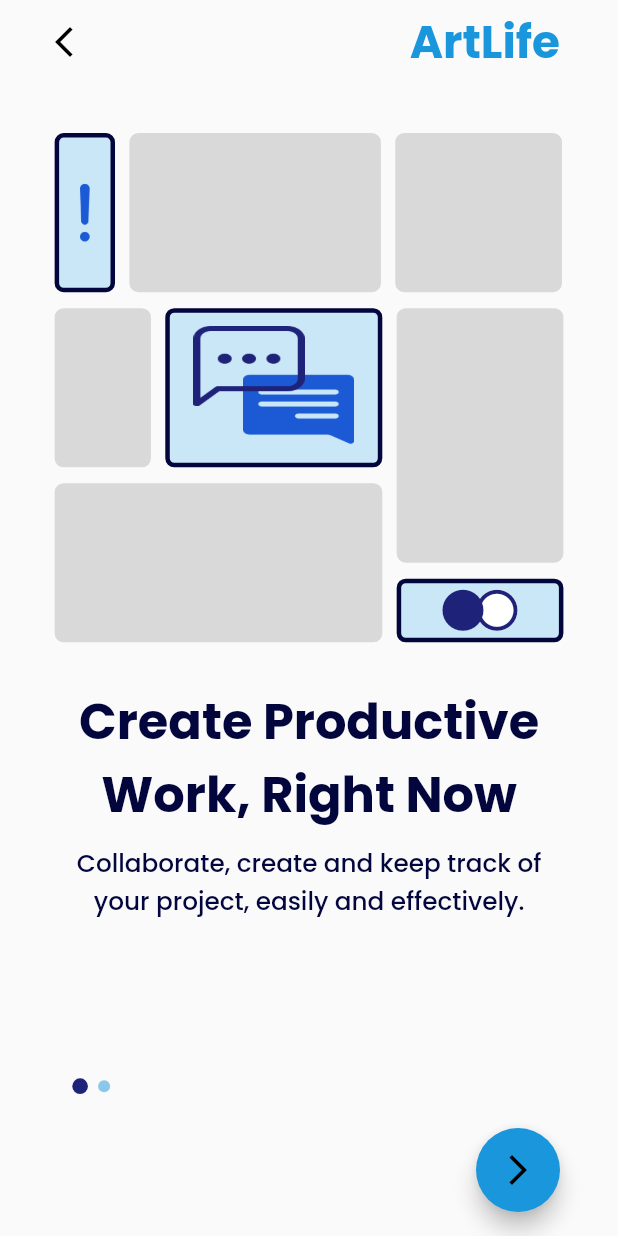
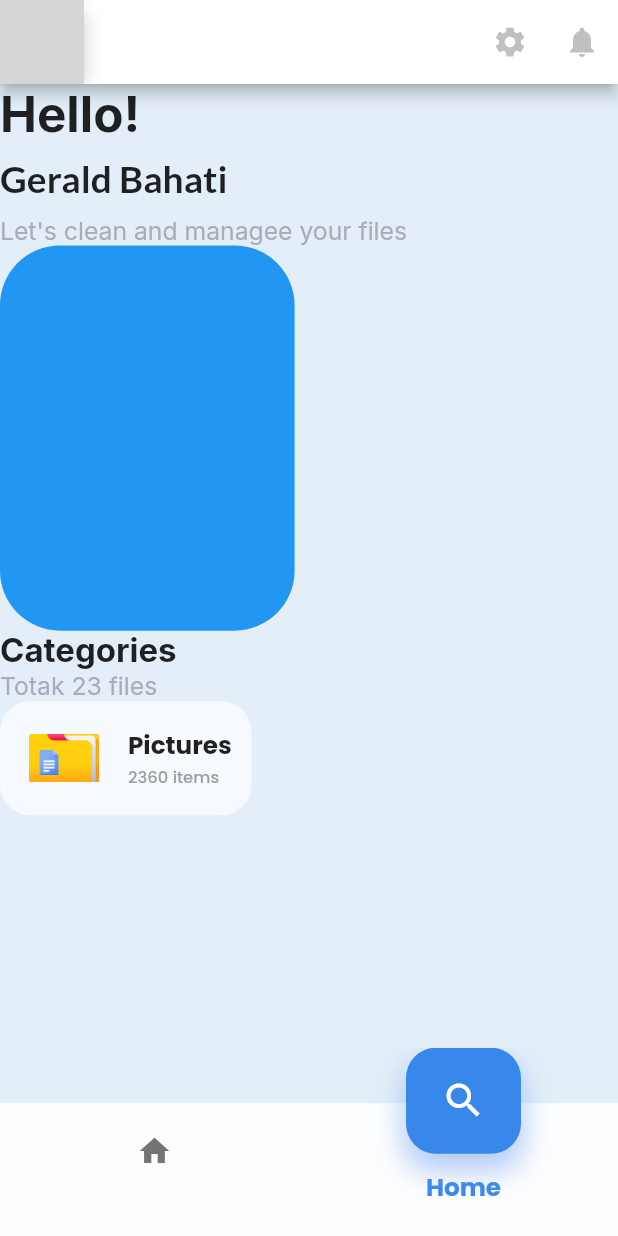
Before and after one commit to geraldbahati/project-unbowed, a Flutter app: the screen it shows after launch, on a phone screen of 412 x 824 dp. Run offline on Flutter 3.47's test engine with Material 2 defaults, Android fonts, the phone set to English and light mode, and no system bars; drawn by our look-alikes of smooth_page_indicator; our stand-ins replace google_fonts, sizer; network calls fail; grey boxes are pictures that could not be loaded.

Commit message:
Bottom navigation bar

```diff
--- a/frontend/mobile-app/unbowed_flutter/lib/main.dart
+++ b/frontend/mobile-app/unbowed_flutter/lib/main.dart
@@ -4,8 +4,10 @@ import 'package:unbowed_flutter/presentation/animations/exclamation.dart';
 import 'package:unbowed_flutter/presentation/animations/slide_in.dart';
 import 'package:unbowed_flutter/presentation/styles/theme.dart';
 import 'package:unbowed_flutter/presentation/views/chat_pages/chatroom.dart';
+import 'package:unbowed_flutter/presentation/views/home_pages/home_screen.dart';
 import 'package:unbowed_flutter/presentation/views/landing_pages/landing2.dart';
 import 'package:unbowed_flutter/presentation/views/landing_pages/landing_page_view.dart';
+import 'package:unbowed_flutter/presentation/widgets/containers/profile_box.dart';
 import 'presentation/router/my_routes.dart';
 import 'presentation/views/landing_pages/landing1.dart';
 
@@ -40,8 +42,8 @@ class _MyAppState extends State<MyApp> {
               darkTheme: darkTheme,
 
               // onGenerateRoute: _appRouter.onGenerateRoute,
-              home: const LandingView(),
-              // home: ChatRoomView(),
+              // home: const LandingView(),
+              home: HomeView(),
             ));
   }
 }
--- /dev/null
+++ b/frontend/mobile-app/unbowed_flutter/lib/presentation/animations/controlled_slide_in.dart
@@ -0,0 +1,70 @@
+import 'package:flutter/material.dart';
+
+class ControlledSlideInAnimation extends StatefulWidget {
+  final AnimationController animationController;
+  final Offset start;
+  final Offset end;
+  final bool isDiplayed;
+
+  final Widget child;
+  const ControlledSlideInAnimation({
+    super.key,
+    required this.animationController,
+    this.start = Offset.zero,
+    this.end = Offset.zero,
+    this.isDiplayed = false,
+    required this.child,
+  });
+
+  @override
+  State<ControlledSlideInAnimation> createState() =>
+      _ControlledSlideInAnimationState();
+}
+
+class _ControlledSlideInAnimationState
+    extends State<ControlledSlideInAnimation> {
+  late final Animation<Offset> _offsetAnimation;
+  late final Animation<double> _opacityAnimation;
+
+  @override
+  void initState() {
+    // TODO: implement initState
+    super.initState();
+
+    //_____________opacity animation_____________
+    _opacityAnimation = Tween<double>(
+      begin: 0,
+      end: 1,
+    ).animate(widget.animationController);
+    //_____________opacity animation_____________
+
+    //_____________slide animation_____________
+    final Tween<Offset> slideTween = Tween<Offset>(
+      begin: widget.start,
+      end: widget.end,
+    );
+
+    final CurvedAnimation curvedAnimation = CurvedAnimation(
+      parent: widget.animationController,
+      curve: Curves.easeIn,
+    );
+
+    _offsetAnimation = slideTween.animate(curvedAnimation);
+    //_____________slide animation_____________
+  }
+
+  @override
+  Widget build(BuildContext context) {
+    return AnimatedBuilder(
+      animation: widget.animationController,
+      builder: (context, child) => Opacity(
+        opacity: _opacityAnimation.value,
+        child: Transform.translate(
+          offset: _offsetAnimation.value,
+          child: child,
+        ),
+      ),
+      child: widget.child,
+    );
+  }
+}
--- a/frontend/mobile-app/unbowed_flutter/lib/presentation/animations/slide_in.dart
+++ b/frontend/mobile-app/unbowed_flutter/lib/presentation/animations/slide_in.dart
@@ -67,12 +67,7 @@ class _SlideInAnimationState extends State<SlideInAnimation>
 
     final Tween<double> opacityTween = Tween<double>(begin: 0.0, end: 1.0);
 
-    final CurvedAnimation opacityCurve = CurvedAnimation(
-      parent: _animationController,
-      curve: Curves.bounceOut,
-    );
-
-    _opacityAnimation = opacityTween.animate(opacityCurve);
+    _opacityAnimation = opacityTween.animate(_animationController);
 
     final Tween<Alignment> tween = Tween<Alignment>(
       begin: widget.initialPosition,
--- a/frontend/mobile-app/unbowed_flutter/lib/presentation/constants.dart
+++ b/frontend/mobile-app/unbowed_flutter/lib/presentation/constants.dart
@@ -3,5 +3,6 @@
 const exclamationIcon = 'assets/icons/alert.png';
 const chatIcon = 'assets/icons/chat.png';
 const commentIcon = 'assets/icons/comment.png';
-
+const folderIcon = 'assets/icons/folder-2.png';
+const googleDocsIcon = 'assets/icons/google-docs.png';
 // images
--- a/frontend/mobile-app/unbowed_flutter/lib/presentation/styles/text_styling.dart
+++ b/frontend/mobile-app/unbowed_flutter/lib/presentation/styles/text_styling.dart
@@ -20,3 +20,23 @@ final contextTextStyle = GoogleFonts.poppins(
   fontSize: 12.sp,
   fontWeight: FontWeight.w500,
 );
+
+final helloTextStyle = GoogleFonts.inter(
+  fontSize: 24.sp,
+  fontWeight: FontWeight.bold,
+);
+
+final homeNameTextStyle = GoogleFonts.lato(
+  fontSize: 18.sp,
+  fontWeight: FontWeight.w600,
+);
+
+final detailTextStyle = GoogleFonts.inter(
+  fontSize: 12.sp,
+  color: const Color.fromRGBO(169, 172, 187, 100),
+);
+
+final subTextStyle = GoogleFonts.inter(
+  fontSize: 16.sp,
+  fontWeight: FontWeight.bold,
+);
--- /dev/null
+++ b/frontend/mobile-app/unbowed_flutter/lib/presentation/views/home_pages/home_screen.dart
@@ -0,0 +1,91 @@
+import 'package:flutter/material.dart';
+import 'package:sizer/sizer.dart';
+import 'package:unbowed_flutter/presentation/styles/text_styling.dart';
+
+import '../../widgets/containers/bottom_navigation_bar.dart';
+import '../../widgets/containers/folder_container.dart';
+import '../../widgets/containers/profile_box.dart';
+import '../../widgets/containers/qiuck_nav_container.dart';
+
+class HomeView extends StatelessWidget {
+  const HomeView({super.key});
+
+  @override
+  Widget build(BuildContext context) {
+    return Scaffold(
+      backgroundColor: Color.fromRGBO(228, 238, 248, 1),
+
+      // appbar
+      appBar: AppBar(
+        // settings, notification icons
+        actions: [
+          IconButton(
+            onPressed: () {},
+            icon: const Icon(Icons.settings),
+          ),
+          IconButton(
+            onPressed: () {},
+            icon: const Icon(Icons.notifications),
+          ),
+        ],
+
+        // profile picture
+        leading: const ProfileBox(
+          size: 60,
+          isBox: true,
+          // imageUrl: 'https://i.imgur.com/BoN9kdC.png',
+        ),
+      ),
+
+      // body
+      body: Column(
+        mainAxisAlignment: MainAxisAlignment.start,
+        crossAxisAlignment: CrossAxisAlignment.start,
+        children: [
+          // welcome texts
+          Text(
+            "Hello!",
+            style: helloTextStyle,
+          ),
+
+          SizedBox(
+            height: 1.073.h,
+          ),
+          Text(
+            "Gerald Bahati",
+            style: homeNameTextStyle,
+          ),
+
+          SizedBox(
+            height: 1.073.h,
+          ),
+
+          Text(
+            "Let's clean and managee your files",
+            style: detailTextStyle,
+          ),
+
+          // quick nav containers
+
+          QuickNavContainer(),
+
+          // categories
+          Text(
+            "Categories",
+            style: subTextStyle,
+          ),
+
+          Text(
+            "Totak 23 files",
+            style: detailTextStyle,
+          ),
+
+          // categories list
+          FolderContainer(),
+        ],
+      ),
+
+      bottomNavigationBar: CustomBottomNavigationBar(),
+    );
+  }
+}
--- /dev/null
+++ b/frontend/mobile-app/unbowed_flutter/lib/presentation/widgets/containers/bottom_navigation_bar.dart
@@ -0,0 +1,263 @@
+import 'package:flutter/material.dart';
+import 'package:sizer/sizer.dart';
+
+import '../../animations/controlled_slide_in.dart';
+
+class CustomBottomNavigationBar extends StatefulWidget {
+  const CustomBottomNavigationBar({Key? key}) : super(key: key);
+
+  @override
+  State<CustomBottomNavigationBar> createState() =>
+      _CustomBottomNavigationBarState();
+}
+
+class _CustomBottomNavigationBarState extends State<CustomBottomNavigationBar>
+    with TickerProviderStateMixin {
+  late final AnimationController _selectedController;
+  late final AnimationController _unselectedController;
+
+  late int _selectedIndex;
+  late int _previousIndex;
+  double _iconOpacity = 0;
+  bool _isFirstTime = true;
+  final double _textOpacity = 0;
+
+  final List<IconData> icons = [
+    Icons.home,
+    Icons.search,
+    // Icons.add,
+    // Icons.notifications,
+    // Icons.person,
+  ];
+
+  @override
+  void initState() {
+    super.initState();
+
+    _selectedController = AnimationController(
+      vsync: this,
+      duration: const Duration(milliseconds: 300),
+    );
+
+    _unselectedController = AnimationController(
+      vsync: this,
+      duration: const Duration(milliseconds: 300),
+    );
+
+    final int index = icons.length ~/ 2;
+    _selectedIndex = index;
+    _previousIndex = index;
+  }
+
+  @override
+  void dispose() {
+    _selectedController.dispose();
+    _unselectedController.dispose();
+    super.dispose();
+  }
+
+  @override
+  Widget build(BuildContext context) {
+    return Stack(
+      alignment: Alignment.bottomCenter,
+      children: [
+        // Background
+        SizedBox(
+          height: 15.2360515.h,
+          width: double.infinity,
+        ),
+        Container(
+          height: 10.73.h,
+          width: double.infinity,
+          decoration: const BoxDecoration(
+            color: Color.fromRGBO(255, 255, 255, 0.67),
+          ),
+          child: ListView.builder(
+            scrollDirection: Axis.horizontal,
+            itemCount: icons.length,
+            itemBuilder: (context, index) {
+              return SizedBox(
+                width: MediaQuery.of(context).size.width / icons.length,
+                child: GestureDetector(
+                  onTap: () {
+                    if (_selectedIndex != index) {
+                      _onItemTapped(index, _selectedIndex);
+                    }
+                  },
+                  child: Container(
+                    color: Colors.white.withOpacity(0.67),
+                    child: Column(
+                      mainAxisAlignment: MainAxisAlignment.center,
+                      crossAxisAlignment: CrossAxisAlignment.center,
+                      children: [
+                        _buildIcon(index), // Display the icon
+                        _buildText(index), // Display the text
+                      ],
+                    ),
+                  ),
+                ),
+              );
+            },
+          ),
+        ),
+        // Active container
+        AnimatedPositioned(
+          // curve: Curves.easeIn,
+          duration: const Duration(milliseconds: 300),
+          bottom: 6.65606515.h,
+          left: _activePosition(_selectedIndex),
+          child: Container(
+              width: 18.60.w,
+              height: 8.58.h,
+              decoration: BoxDecoration(
+                color: const Color.fromRGBO(56, 136, 235, 1),
+                borderRadius: BorderRadius.circular(20),
+                boxShadow: const [
+                  BoxShadow(
+                    color: Color.fromRGBO(133, 172, 244, 0.6),
+                    spreadRadius: 2,
+                    blurRadius: 16,
+                    offset: Offset(0, 10),
+                  ),
+                ],
+              ),
+              child: _buildContainerIcon(_selectedIndex)),
+        ),
+      ],
+    );
+  }
+
+  Widget _buildIcon(int index) {
+    if (_selectedIndex == index) {
+      // Selected icon
+      return Opacity(
+        opacity: _iconOpacity,
+        child: Icon(
+          icons[index],
+          color: const Color.fromRGBO(0, 0, 0, 0.54),
+        ),
+      );
+    } else if (index == _previousIndex) {
+      // Unselected icon
+      return ControlledSlideInAnimation(
+        animationController: _unselectedController,
+        start: const Offset(0, -30),
+        child: Icon(
+          icons[index],
+          color: const Color.fromRGBO(0, 0, 0, 0.54),
+        ),
+      );
+    } else {
+      // Inactive icon
+      return Icon(
+        icons[index],
+        color: const Color.fromRGBO(0, 0, 0, 0.54),
+      );
+    }
+  }
+
+  Widget _buildText(int index) {
+    if (_selectedIndex == index) {
+      if (_isFirstTime) {
+        // Selected text (first time)
+        return Text(
+          "Home",
+          style: TextStyle(
+            fontFamily: "Poppins",
+            fontWeight: FontWeight.bold,
+            fontSize: 12.sp,
+            color: const Color.fromRGBO(56, 136, 235, 1),
+          ),
+        );
+      } else {
+        // Selected text
+        return ControlledSlideInAnimation(
+          animationController: _selectedController,
+          start: const Offset(0, 30),
+          child: Text(
+            "Home",
+            style: TextStyle(
+              fontFamily: "Poppins",
+              fontWeight: FontWeight.bold,
+              fontSize: 12.sp,
+              color: const Color.fromRGBO(56, 136, 235, 1),
+            ),
+          ),
+        );
+      }
+    } else {
+      // Inactive text
+      return Opacity(
+        opacity: _textOpacity,
+        child: Text(
+          "Home",
+          style: TextStyle(
+            fontFamily: "Poppins",
+            fontWeight: FontWeight.bold,
+            fontSize: 12.sp,
+            color: const Color.fromRGBO(56, 136, 235, 1),
+          ),
+        ),
+      );
+    }
+  }
+
+  Widget _buildContainerIcon(int index) {
+    if (_selectedIndex == index) {
+      if (_isFirstTime) {
+        // Selected text (first time)
+        return Icon(
+          icons[_selectedIndex],
+          size: 3.65.h,
+          color: Colors.white,
+        );
+      } else {
+        // Selected text
+        return ControlledSlideInAnimation(
+          animationController: _unselectedController,
+          start: const Offset(0, 30),
+          child: Icon(
+            icons[_selectedIndex],
+            size: 3.65.h,
+            color: Colors.white,
+          ),
+        );
+      }
+    } else {
+      // Inactive text
+      return Container();
+    }
+  }
+
+  void _onItemTapped(int index, int previousIndex) {
+    _onItemUnselected(previousIndex);
+
+    setState(() {
+      _selectedIndex = index;
+      _iconOpacity = 0;
+      _isFirstTime = false;
+    });
+
+    _selectedController.forward();
+
+    _unselectedController.forward();
+  }
+
+  void _onItemUnselected(int index) {
+    _unselectedController.reset();
+    _selectedController.reset();
+
+    setState(() {
+      _previousIndex = index;
+    });
+
+    _unselectedController.forward();
+  }
+
+  double _activePosition(int index) {
+    var width = MediaQuery.of(context).size.width;
+
+    return ((width / icons.length) * index) +
+        ((width / icons.length) / 2.0 - 18.60.w / 2.0);
+  }
+}
--- a/frontend/mobile-app/unbowed_flutter/lib/presentation/widgets/containers/chat_container.dart
+++ b/frontend/mobile-app/unbowed_flutter/lib/presentation/widgets/containers/chat_container.dart
@@ -1,4 +1,5 @@
 import 'package:flutter/material.dart';
+import 'package:google_fonts/google_fonts.dart';
 
 class ChatContainer extends StatelessWidget {
   const ChatContainer({super.key});
@@ -22,9 +23,9 @@ class ChatContainer extends StatelessWidget {
                     padding: const EdgeInsets.only(left: 10),
                     child: Text(
                       "YourMudderDaHane",
-                      style: TextStyle(
+                      style: GoogleFonts.montserrat(
                         color: Color.fromRGBO(105, 105, 106, 1),
-                        fontSize: 17,
+                        fontSize: 14,
                         fontWeight: FontWeight.w600,
                       ),
                       textAlign: TextAlign.left,
@@ -43,11 +44,12 @@ class ChatContainer extends StatelessWidget {
                     child: Text(
                       // "t is a long established fact that a reader will be distracted by the ",
                       // "guugidhsoi dsihgo",
-                      // "My name is gerald bahati",
-                      "Lorem Ipsum is simply dummy text of the printing and typesetting industry. Lorem Ipsum has been the industry's standard dummy text ever since the 1500s, when an unknown printer took a galley of type and scrambled it to make a type specimen book. It has survived not only five centuries, but also the leap into electronic typesetting, remaining essentially unchanged. It was popularised in the 1960s with the release of Letraset sheets containing Lorem Ipsum passages, and more recently with desktop publishing software like Aldus PageMaker including versions of Lorem Ipsum.",
-                      style: TextStyle(
+                      "My name is gerald bahati",
+                      // "Dq has a small wiener",
+                      // "Lorem Ipsum is simply dummy text of the printing and typesetting industry. Lorem Ipsum has been the industry's standard dummy text ever since the 1500s, when an unknown printer took a galley of type and scrambled it to make a type specimen book. It has survived not only five centuries, but also the leap into electronic typesetting, remaining essentially unchanged. It was popularised in the 1960s with the release of Letraset sheets containing Lorem Ipsum passages, and more recently with desktop publishing software like Aldus PageMaker including versions of Lorem Ipsum.",
+                      style: GoogleFonts.openSans(
                         fontSize: 18,
-                        color: Colors.white,
+                        color: Colors.black,
                       ),
                       textWidthBasis: TextWidthBasis.longestLine,
                     ),
--- /dev/null
+++ b/frontend/mobile-app/unbowed_flutter/lib/presentation/widgets/containers/folder_container.dart
@@ -0,0 +1,79 @@
+import 'package:flutter/material.dart';
+import 'package:sizer/sizer.dart';
+import 'package:unbowed_flutter/presentation/constants.dart';
+
+class FolderContainer extends StatelessWidget {
+  const FolderContainer({super.key});
+
+  @override
+  Widget build(BuildContext context) {
+    return Container(
+        // dimension
+        width: 40.7.w,
+        height: 9.23.h,
+        decoration: BoxDecoration(
+          color: Color.fromRGBO(255, 255, 255, 0.67),
+          borderRadius: BorderRadius.circular(20),
+        ),
+        child: Row(
+          mainAxisAlignment: MainAxisAlignment.start,
+          crossAxisAlignment: CrossAxisAlignment.center,
+          children: [
+            // folder icon
+            Padding(
+              padding: EdgeInsets.only(left: 4.65.w),
+              child: Stack(
+                alignment: Alignment.bottomLeft,
+                children: [
+                  Image.asset(
+                    folderIcon,
+                    width: 11.40.w,
+                    height: 3.93.h,
+                    fit: BoxFit.cover,
+                  ),
+                  Positioned(
+                    bottom: 4.67,
+                    left: 5.0,
+                    child: Image.asset(
+                      googleDocsIcon,
+                      scale: 30,
+                    ),
+                  ),
+                ],
+              ),
+            ),
+
+            // folder name
+            Padding(
+              padding: EdgeInsets.only(left: 4.65.w),
+              child: Column(
+                mainAxisAlignment: MainAxisAlignment.center,
+                crossAxisAlignment: CrossAxisAlignment.start,
+                children: [
+                  Text(
+                    "Pictures",
+                    style: TextStyle(
+                      fontFamily: "Poppins",
+                      fontWeight: FontWeight.bold,
+                      fontSize: 12.sp,
+                      color: Color.fromRGBO(0, 0, 0, 0.87),
+                    ),
+                  ),
+
+                  // folder size
+                  Text(
+                    "2360 items",
+                    style: TextStyle(
+                      fontFamily: "Poppins",
+                      fontWeight: FontWeight.w500,
+                      fontSize: 8.sp,
+                      color: Colors.grey,
+                    ),
+                  ),
+                ],
+              ),
+            ),
+          ],
+        ));
+  }
+}
--- /dev/null
+++ b/frontend/mobile-app/unbowed_flutter/lib/presentation/widgets/containers/profile_box.dart
@@ -0,0 +1,43 @@
+// ignore_for_file: public_member_api_docs, sort_constructors_first
+import 'package:flutter/material.dart';
+
+class ProfileBox extends StatelessWidget {
+  final double size;
+  final String? imageUrl;
+  final bool? isOnline;
+  final bool isBox;
+
+  const ProfileBox({
+    Key? key,
+    required this.size,
+    this.imageUrl,
+    this.isOnline,
+    this.isBox = false,
+  }) : super(key: key);
+
+  @override
+  Widget build(BuildContext context) {
+    return Container(
+      height: size,
+      width: size,
+      decoration: BoxDecoration(
+        shape: isBox ? BoxShape.rectangle : BoxShape.circle,
+        color: Colors.white,
+        borderRadius: isBox ? BorderRadius.circular(12) : null,
+        boxShadow: [
+          BoxShadow(
+            color: Colors.black.withOpacity(0.2),
+            blurRadius: 10,
+            offset: const Offset(0, 5),
+          ),
+        ],
+      ),
+      child: ClipOval(
+        child: Image.network(
+          imageUrl ?? 'https://i.imgur.com/BoN9kdC.png',
+          fit: BoxFit.cover,
+        ),
+      ),
+    );
+  }
+}
--- /dev/null
+++ b/frontend/mobile-app/unbowed_flutter/lib/presentation/widgets/containers/qiuck_nav_container.dart
@@ -0,0 +1,27 @@
+// ignore_for_file: public_member_api_docs, sort_constructors_first
+import 'package:flutter/material.dart';
+import 'package:sizer/sizer.dart';
+
+class QuickNavContainer extends StatelessWidget {
+  final double? width;
+  final double? height;
+  const QuickNavContainer({
+    Key? key,
+    this.width,
+    this.height,
+  }) : super(key: key);
+
+  @override
+  Widget build(BuildContext context) {
+    return Container(
+      // dimension
+      width: width ?? 47.67.w,
+      height: height ?? 31.16.h,
+
+      decoration: BoxDecoration(
+        color: Colors.blue,
+        borderRadius: BorderRadius.circular(40),
+      ),
+    );
+  }
+}
```
Also changed, not shown: frontend/mobile-app/unbowed_flutter/assets/fonts/Geometric 706 Medium BT.ttf (added), frontend/mobile-app/unbowed_flutter/assets/fonts/MusticaPro-SemiBold.otf (added), frontend/mobile-app/unbowed_flutter/assets/icons/folder-2.png (added), frontend/mobile-app/unbowed_flutter/assets/icons/google-docs.png (added).
